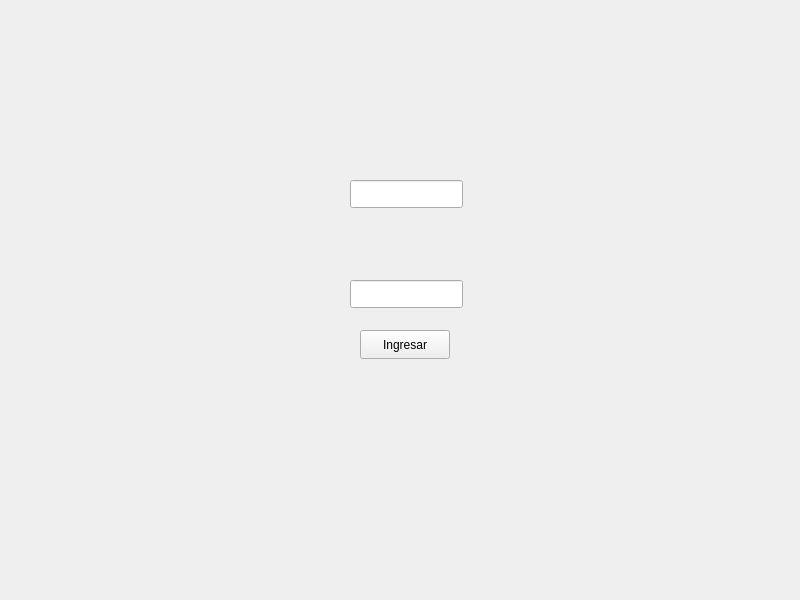
The window that Clase 15/Ejercicio15/widget.ui (Jurl1/POO-2026) describes before a commit, drawn with Qt 5.
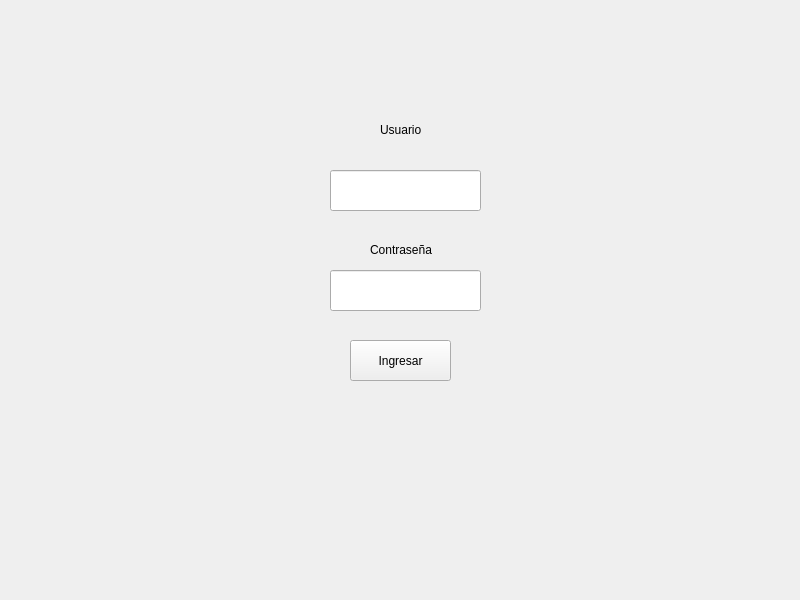
The same window after the commit.

Commit message: .db anda, no actualiza

What changed in the file:
```diff
--- a/Clase 15/Ejercicio15/widget.ui
+++ b/Clase 15/Ejercicio15/widget.ui
@@ -16,10 +16,10 @@
   <widget class="QPushButton" name="btnLogin">
    <property name="geometry">
     <rect>
-     <x>360</x>
-     <y>330</y>
-     <width>90</width>
-     <height>29</height>
+     <x>350</x>
+     <y>340</y>
+     <width>101</width>
+     <height>41</height>
     </rect>
    </property>
    <property name="text">
@@ -29,26 +29,52 @@
   <widget class="QLineEdit" name="txtUsuario">
    <property name="geometry">
     <rect>
-     <x>350</x>
-     <y>180</y>
-     <width>113</width>
-     <height>28</height>
+     <x>330</x>
+     <y>170</y>
+     <width>151</width>
+     <height>41</height>
     </rect>
    </property>
   </widget>
   <widget class="QLineEdit" name="txtClave">
    <property name="geometry">
     <rect>
-     <x>350</x>
-     <y>280</y>
-     <width>113</width>
-     <height>28</height>
+     <x>330</x>
+     <y>270</y>
+     <width>151</width>
+     <height>41</height>
     </rect>
    </property>
    <property name="echoMode">
     <enum>QLineEdit::EchoMode::Password</enum>
    </property>
   </widget>
+  <widget class="QLabel" name="label">
+   <property name="geometry">
+    <rect>
+     <x>380</x>
+     <y>120</y>
+     <width>81</width>
+     <height>20</height>
+    </rect>
+   </property>
+   <property name="text">
+    <string>Usuario</string>
+   </property>
+  </widget>
+  <widget class="QLabel" name="label_2">
+   <property name="geometry">
+    <rect>
+     <x>370</x>
+     <y>240</y>
+     <width>91</width>
+     <height>20</height>
+    </rect>
+   </property>
+   <property name="text">
+    <string>Contraseña</string>
+   </property>
+  </widget>
  </widget>
  <resources/>
  <connections/>
```
The commit also changes 2 other files.
